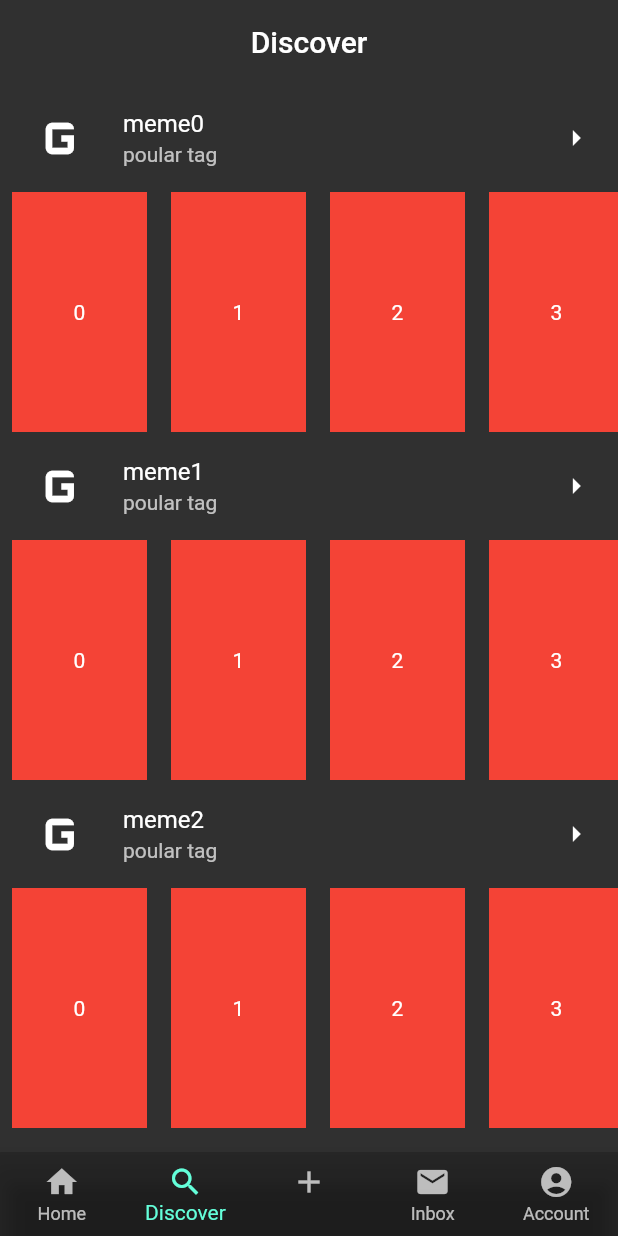
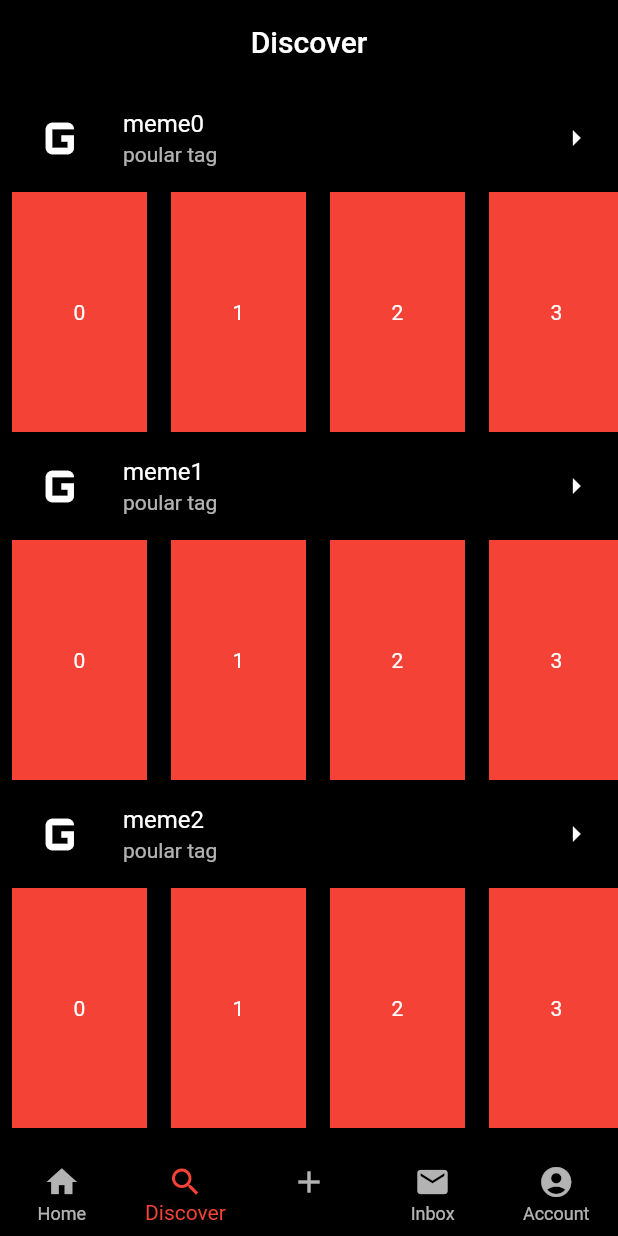
Before and after one commit to m3098/peertube_shorts, a Flutter app: the screen it shows after launch, item 2 of the bottom bar chosen, on a phone screen of 412 x 824 dp. Run offline on Flutter 3.47's test engine with Material 2 defaults, Android fonts, the phone set to English and light mode, and no system bars; network calls fail.

Commit message:
Создана тема приложения

```diff
--- a/lib/app.dart
+++ b/lib/app.dart
@@ -1,4 +1,5 @@
 import 'package:flutter/material.dart';
+import 'package:peertube_shorts/theme/peertube_theme.dart';
 import 'features/features.dart';
 
 class App extends StatelessWidget {
@@ -8,7 +9,7 @@ class App extends StatelessWidget {
   Widget build(BuildContext context) {
     return MaterialApp(
       title: "Peertube Shorts",
-      theme: ThemeData.dark(),
+      theme: PeertubeTheme.darkTheme,
       routes: {"/": (context) => NavigationScreen()},
       initialRoute: "/",
     );
--- a/lib/features/navigation/view/auth_screen.dart
+++ b/lib/features/navigation/view/auth_screen.dart
@@ -1,4 +1,5 @@
 import 'package:flutter/material.dart';
+import 'package:peertube_shorts/features/navigation/widgets/widgets.dart';
 
 class AuthScreen extends StatelessWidget {
   const AuthScreen({super.key});
--- a/lib/features/navigation/widgets/widgets.dart
+++ b/lib/features/navigation/widgets/widgets.dart
@@ -4,3 +4,5 @@ export 'peertube_video_avatar.dart';
 export 'peertube_video_player.dart';
 export 'peertube_account_video_list.dart';
 export 'peertube_account_header.dart';
+export 'auth_popup.dart';
+export 'login_form.dart';
--- /dev/null
+++ b/lib/theme/peertube_theme.dart
@@ -0,0 +1,45 @@
+import 'package:flutter/material.dart';
+
+class PeertubeTheme {
+  static final darkTheme = ThemeData(
+      brightness: Brightness.dark,
+      primaryColor: Colors.red,
+      scaffoldBackgroundColor: Colors.black,
+      cardColor: Colors.black,
+      dividerColor: Colors.red,
+      bottomNavigationBarTheme:
+          BottomNavigationBarThemeData(selectedItemColor: Colors.red),
+      filledButtonTheme: FilledButtonThemeData(
+        style: ButtonStyle(
+          shape: MaterialStateProperty.all<OutlinedBorder>(
+            RoundedRectangleBorder(
+              borderRadius: BorderRadius.circular(0.0), // Острые углы (0.0)
+            ),
+          ),
+          backgroundColor: MaterialStateProperty.all<Color>(
+            Colors.red,
+          ),
+        ),
+      ),
+      floatingActionButtonTheme:
+          FloatingActionButtonThemeData(backgroundColor: Colors.red),
+      inputDecorationTheme: const InputDecorationTheme(
+        hintStyle: TextStyle(color: Colors.red),
+        helperStyle: TextStyle(color: Colors.red),
+        prefixIconColor: Colors.red,
+        suffixIconColor: Colors.red,
+        errorStyle: TextStyle(color: Color.fromARGB(255, 255, 0, 0)),
+        alignLabelWithHint: true,
+        focusedBorder: OutlineInputBorder(
+          borderRadius: BorderRadius.zero,
+          borderSide: BorderSide(color: Colors.red),
+        ),
+        enabledBorder: OutlineInputBorder(
+          borderRadius: BorderRadius.zero,
+          borderSide: BorderSide(color: Colors.white),
+        ),
+        labelStyle: TextStyle(color: Colors.red),
+      ),
+      textSelectionTheme: const TextSelectionThemeData(cursorColor: Colors.red),
+      appBarTheme: const AppBarTheme());
+}
```
Also changed, not shown: lib/features/navigation/view/navigation_screen.dart (+11 -0 lines), lib/features/navigation/widgets/auth_popup.dart (added, +23 -0 lines), lib/features/navigation/widgets/login_form.dart (added, +61 -0 lines).
